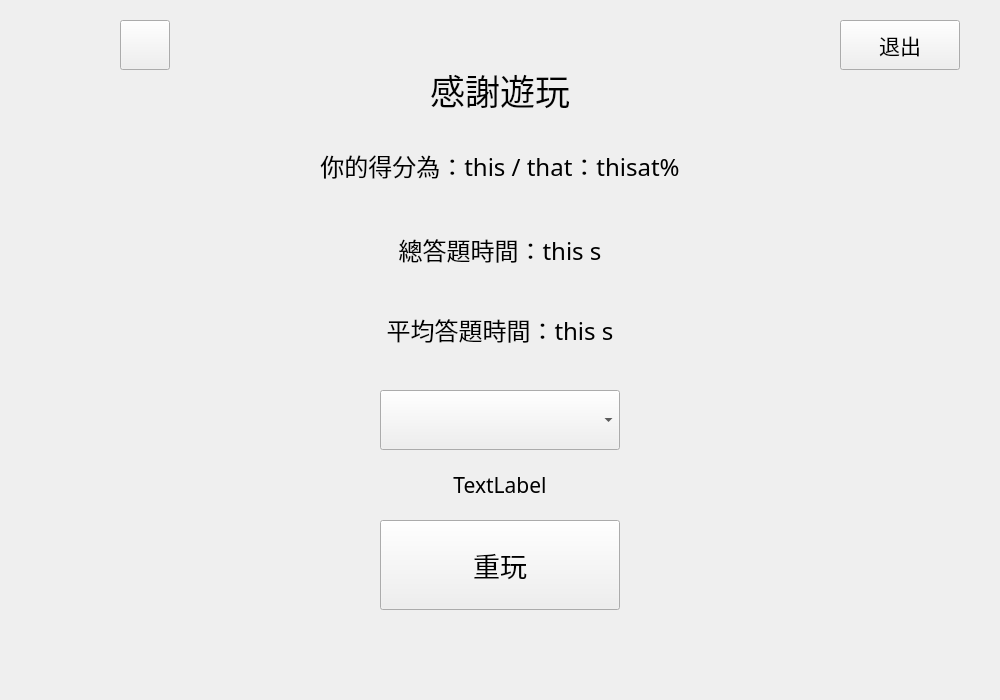
Above: src/ui_files/OutroWidget.ui from hwc20896/ChineseProj before the change. Below: the same form after it.
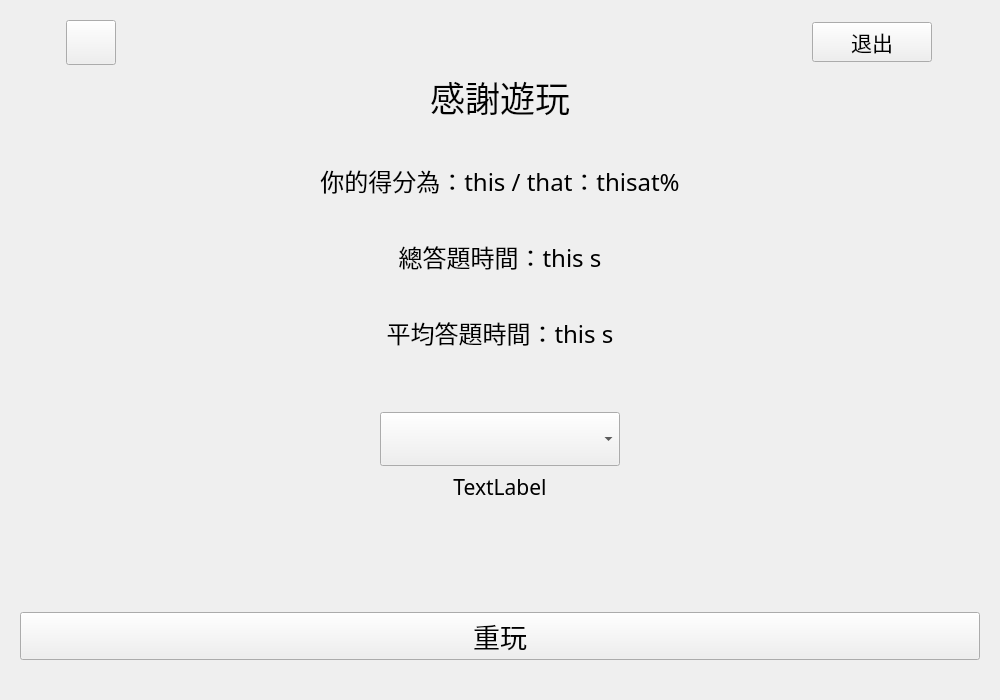
That is the form after the change.

The edit to the form file:
```diff
--- a/src/ui_files/OutroWidget.ui
+++ b/src/ui_files/OutroWidget.ui
@@ -18,15 +18,74 @@
   <property name="windowTitle">
    <string>Form</string>
   </property>
+  <layout class="QVBoxLayout" name="verticalLayout">
+   <property name="leftMargin">
+    <number>20</number>
+   </property>
+   <property name="topMargin">
+    <number>20</number>
+   </property>
+   <property name="rightMargin">
+    <number>20</number>
+   </property>
+   <property name="bottomMargin">
+    <number>40</number>
+   </property>
+   <item>
+    <layout class="QHBoxLayout" name="upperNavigator">
+     <property name="spacing">
+      <number>650</number>
+     </property>
+     <item>
+      <widget class="QPushButton" name="muteSwitch">
+       <property name="maximumSize">
+        <size>
+         <width>50</width>
+         <height>50</height>
+        </size>
+       </property>
+       <property name="text">
+        <string/>
+       </property>
+       <property name="iconSize">
+        <size>
+         <width>40</width>
+         <height>40</height>
+        </size>
+       </property>
+      </widget>
+     </item>
+     <item>
+      <widget class="QPushButton" name="exitButton">
+       <property name="maximumSize">
+        <size>
+         <width>120</width>
+         <height>16777215</height>
+        </size>
+       </property>
+       <property name="font">
+        <font>
+         <family>Microsoft JhengHei</family>
+         <pointsize>16</pointsize>
+        </font>
+       </property>
+       <property name="text">
+        <string>退出</string>
+       </property>
+      </widget>
+     </item>
+    </layout>
+   </item>
+   <item>
+    <layout class="QVBoxLayout" name="resultLayout">
+     <property name="spacing">
+      <number>40</number>
+     </property>
+     <property name="bottomMargin">
+      <number>40</number>
+     </property>
+     <item>
   <widget class="QLabel" name="title">
-   <property name="geometry">
-    <rect>
-     <x>305</x>
-     <y>60</y>
-     <width>390</width>
-     <height>60</height>
-    </rect>
-   </property>
    <property name="font">
     <font>
      <family>Microsoft JhengHei</family>
@@ -40,34 +99,9 @@
     <set>Qt::AlignmentFlag::AlignCenter</set>
    </property>
   </widget>
-  <widget class="QPushButton" name="replayButton">
-   <property name="geometry">
-    <rect>
-     <x>380</x>
-     <y>520</y>
-     <width>240</width>
-     <height>90</height>
-    </rect>
-   </property>
-   <property name="font">
-    <font>
-     <family>Microsoft JhengHei</family>
-     <pointsize>20</pointsize>
-    </font>
-   </property>
-   <property name="text">
-    <string>重玩</string>
-   </property>
-  </widget>
+     </item>
+     <item>
   <widget class="QLabel" name="score">
-   <property name="geometry">
-    <rect>
-     <x>210</x>
-     <y>140</y>
-     <width>580</width>
-     <height>51</height>
-    </rect>
-   </property>
    <property name="font">
     <font>
      <family>Microsoft JhengHei</family>
@@ -84,15 +118,9 @@
     <set>Qt::AlignmentFlag::AlignCenter</set>
    </property>
   </widget>
+     </item>
+     <item>
   <widget class="QLabel" name="totalTime">
-   <property name="geometry">
-    <rect>
-     <x>210</x>
-     <y>220</y>
-     <width>580</width>
-     <height>60</height>
-    </rect>
-   </property>
    <property name="font">
     <font>
      <family>Microsoft JhengHei</family>
@@ -106,15 +134,9 @@
     <set>Qt::AlignmentFlag::AlignCenter</set>
    </property>
   </widget>
+     </item>
+     <item>
   <widget class="QLabel" name="avgTime">
-   <property name="geometry">
-    <rect>
-     <x>210</x>
-     <y>300</y>
-     <width>580</width>
-     <height>60</height>
-    </rect>
-   </property>
    <property name="font">
     <font>
      <family>Microsoft JhengHei</family>
@@ -128,33 +150,26 @@
     <set>Qt::AlignmentFlag::AlignCenter</set>
    </property>
   </widget>
-  <widget class="QPushButton" name="exitButton">
-   <property name="geometry">
-    <rect>
-     <x>840</x>
-     <y>20</y>
-     <width>120</width>
-     <height>50</height>
-    </rect>
-   </property>
-   <property name="font">
-    <font>
-     <family>Microsoft JhengHei</family>
-     <pointsize>16</pointsize>
-    </font>
-   </property>
-   <property name="text">
-    <string>退出</string>
-   </property>
-  </widget>
+     </item>
+    </layout>
+   </item>
+   <item>
+    <layout class="QVBoxLayout" name="gamemodeLayout">
+     <property name="topMargin">
+      <number>15</number>
+     </property>
+     <property name="bottomMargin">
+      <number>15</number>
+     </property>
+     <item>
+      <layout class="QHBoxLayout" name="horizontalLayout">
+       <item>
   <widget class="QComboBox" name="featureBox">
-   <property name="geometry">
-    <rect>
-     <x>380</x>
-     <y>390</y>
+         <property name="maximumSize">
+          <size>
      <width>240</width>
-     <height>60</height>
-    </rect>
+           <height>16777215</height>
+          </size>
    </property>
    <property name="font">
     <font>
@@ -169,15 +184,11 @@
     <bool>false</bool>
    </property>
   </widget>
+       </item>
+      </layout>
+     </item>
+     <item>
   <widget class="QLabel" name="gamemodeExplanation">
-   <property name="geometry">
-    <rect>
-     <x>210</x>
-     <y>470</y>
-     <width>580</width>
-     <height>60</height>
-    </rect>
-   </property>
    <property name="font">
     <font>
      <family>Microsoft JhengHei</family>
@@ -191,25 +202,23 @@
     <set>Qt::AlignmentFlag::AlignHCenter|Qt::AlignmentFlag::AlignTop</set>
    </property>
   </widget>
-  <widget class="QPushButton" name="muteSwitch">
-   <property name="geometry">
-    <rect>
-     <x>120</x>
-     <y>20</y>
-     <width>50</width>
-     <height>50</height>
-    </rect>
+     </item>
+    </layout>
+   </item>
+   <item>
+    <widget class="QPushButton" name="replayButton">
+     <property name="font">
+      <font>
+       <family>Microsoft JhengHei</family>
+       <pointsize>20</pointsize>
+      </font>
    </property>
    <property name="text">
-    <string/>
-   </property>
-   <property name="iconSize">
-    <size>
-     <width>40</width>
-     <height>40</height>
-    </size>
-   </property>
-  </widget>
+      <string>重玩</string>
+     </property>
+    </widget>
+   </item>
+  </layout>
  </widget>
  <resources/>
  <connections/>
```
Lines whose indentation alone changed are shown as unchanged.
